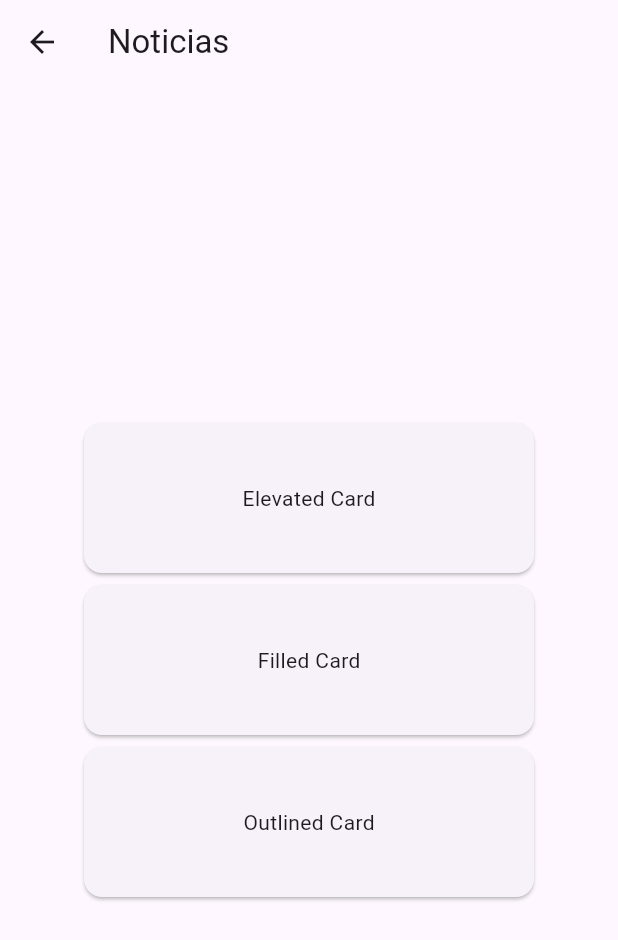
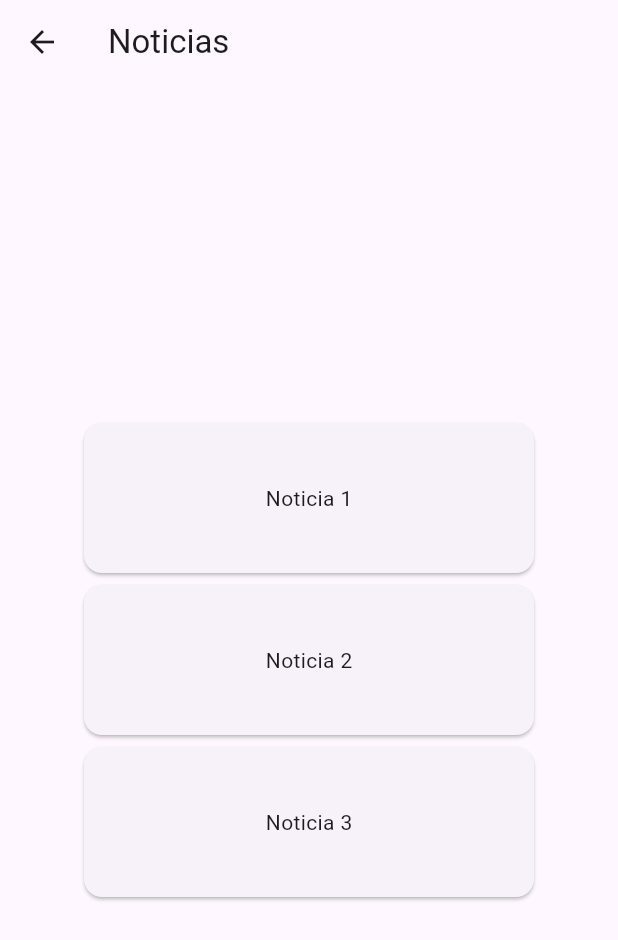
Before and after one commit to YMEZA97/examen1_ceutec, a Flutter app: the NewUi screen opened by its route, on a phone screen of 412 x 824 dp. Shown: the top 940 px of the screen. Run offline on Flutter 3.47's test engine with Material 3 defaults, Android fonts, the phone set to English and light mode, and no system bars; our stand-ins replace go_router.

Commit message:
Pagina de Noticias 0.4

```diff
--- a/lib/pages/news/new_ui.dart
+++ b/lib/pages/news/new_ui.dart
@@ -21,9 +21,9 @@ class _NewUiState extends State<NewUi> {
         child:  Column(
             mainAxisAlignment: MainAxisAlignment.center,
             children: <Widget>[
-              Card(child: Cards(cardName: 'Elevated Card')),
-              Card(child: Cards(cardName: 'Filled Card')),
-              Card(child: Cards(cardName: 'Outlined Card')),
+              Card(child: Cards(cardName: 'Noticia 1')),
+              Card(child: Cards(cardName: 'Noticia 2')),
+              Card(child: Cards(cardName: 'Noticia 3')),
             ],
           ),
 
```
